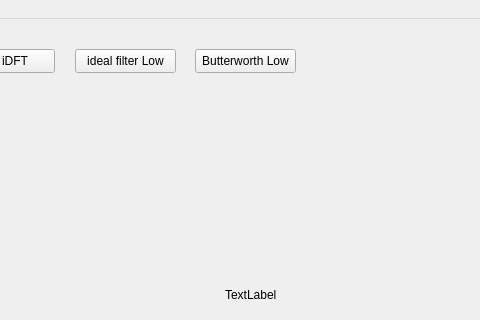
First picture: the form in HW04/myui.ui, repository WesleyCh3n/Img-Processing, before the edit; both pictures show x 165 to 645 and y 0 to 320 of the 800 by 600 pixel window.
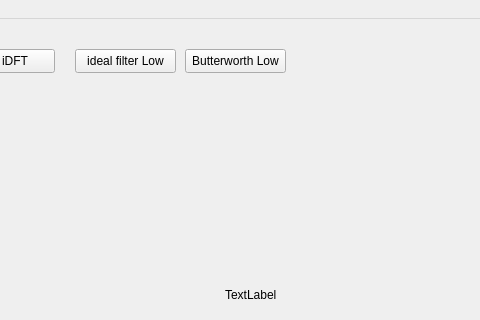
Second picture: the form after the edit.

Diff of the .ui file:
```diff
--- a/HW04/myui.ui
+++ b/HW04/myui.ui
@@ -82,7 +82,7 @@
    <widget class="QPushButton" name="bLowBn">
     <property name="geometry">
      <rect>
-      <x>360</x>
+      <x>350</x>
       <y>30</y>
       <width>101</width>
       <height>24</height>
```
